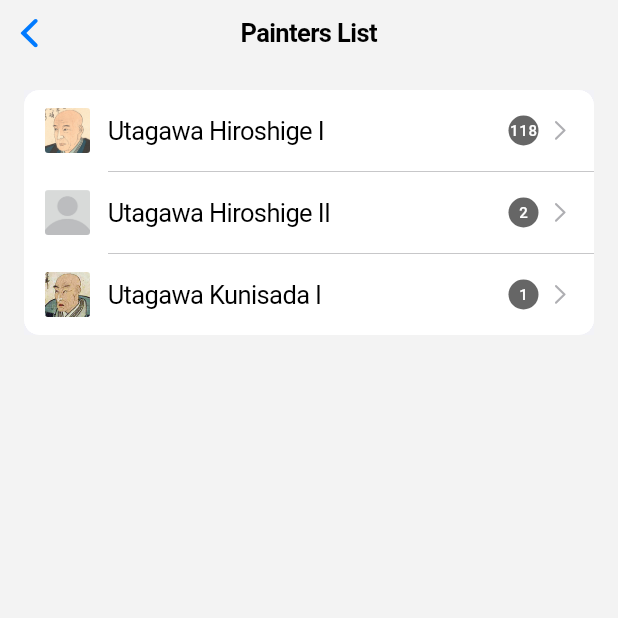
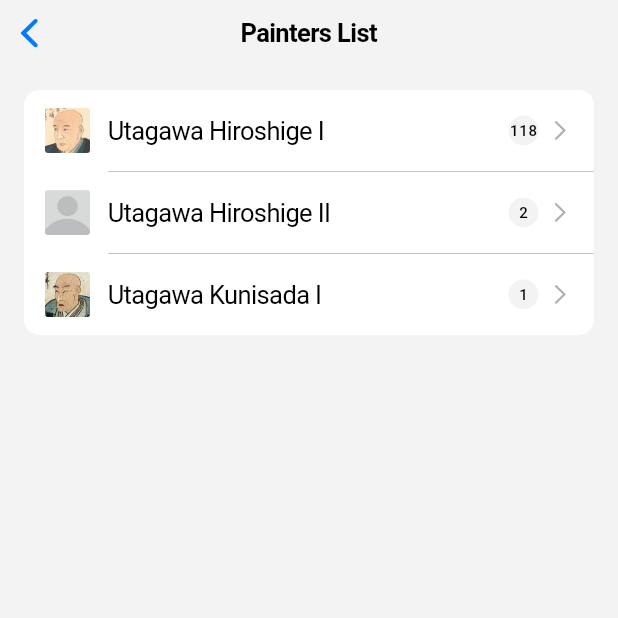
Before and after one commit to rectangle0123/edo_ukiyo_map, a Flutter app: the PaintersPage screen opened directly, on a phone screen of 412 x 824 dp, the top half of it. Run offline on Flutter 3.47's test engine with Material 3 defaults, Android fonts, the phone set to English and light mode, and no system bars; our stand-ins replace carousel_slider, drift, flutter_riverpod, geolocator, google_maps_flutter, modal_bottom_sheet and 3 more; accounts and stored records are empty; generated files the repository leaves out were written again; Roboto replaces fonts that are missing (Noto Serif Japanese).

Commit message:
まとめの修正

```diff
--- a/lib/pages/packages.dart
+++ b/lib/pages/packages.dart
@@ -7,6 +7,7 @@ import 'package:flutter_gen/gen_l10n/app_localizations.dart';
 import 'package:modal_bottom_sheet/modal_bottom_sheet.dart';
 
 import 'package:edo_ukiyo_map/pages/lisenses.dart';
+import 'package:edo_ukiyo_map/widgets/commons.dart';
 
 /// パッケージ情報
 class PackagesPage extends StatefulWidget {
@@ -92,7 +93,7 @@ class _ListItem extends StatelessWidget {
   Widget build(BuildContext context) {
     return CupertinoListTile.notched(
       title: Text(package.key),
-      additionalInfo: Text('${package.value.length}'),
+      additionalInfo: CircleNumber(value: package.value.length),
       trailing: const CupertinoListTileChevron(),
       onTap: () => Navigator.of(context).push(
         MaterialWithModalsPageRoute(
--- a/lib/pages/painters.dart
+++ b/lib/pages/painters.dart
@@ -84,11 +84,6 @@ class _ListItem extends StatelessWidget {
 
 // 作品数
 class _WorksNumber extends ConsumerWidget {
-  // サイズ
-  static const dimension = 20.0;
-  // フォントサイズ
-  static const fontSize = 10.0;
-
   // 絵師
   final Painter painter;
 
@@ -101,8 +96,6 @@ class _WorksNumber extends ConsumerWidget {
 
     return switch (works) {
       AsyncData(:final value) => CircleNumber(
-        dimension: dimension,
-        fontSize: fontSize,
         value: value.length,
       ),
       _ => Container(),
--- a/lib/pages/serieses.dart
+++ b/lib/pages/serieses.dart
@@ -79,11 +79,6 @@ class _ListItem extends StatelessWidget {
 
 // 作品数
 class _WorksNumber extends ConsumerWidget {
-  // サイズ
-  static const dimension = 20.0;
-  // フォントサイズ
-  static const fontSize = 10.0;
-
   // シリーズ
   final Series series;
 
@@ -96,8 +91,6 @@ class _WorksNumber extends ConsumerWidget {
 
     return switch (works) {
       AsyncData(:final value) => CircleNumber(
-        dimension: dimension,
-        fontSize: fontSize,
         value: value.length,
       ),
       _ => Container(),
--- a/lib/widgets/commons.dart
+++ b/lib/widgets/commons.dart
@@ -49,22 +49,28 @@ class CircleButton extends StatelessWidget {
 /// 丸数字
 class CircleNumber extends StatelessWidget {
   /// サイズ
-  final double dimension;
+  static const dimension = 20.0;
+  /// フォントサイズ
+  static const fontSize = 10.0;
+
+  /// 値
+  final int value;
+  /// 色
+  final Color? color;
+  /// 透過
+  final double opacity;
+  /// フォントの色
+  final Color? fontColor;
   /// マージン
   final EdgeInsetsGeometry? margin;
-  /// 値
-  final int value;
-  /// フォントサイズ
-  final double? fontSize;
-  /// 透過
-  final opacity = 0.6;
 
   const CircleNumber({
     super.key,
-    required this.dimension,
+    required this.value,
+    this.color,
+    this.opacity = 1.0,
+    this.fontColor,
     this.margin,
-    required this.value,
-    this.fontSize,
   });
 
   @override
@@ -75,19 +81,16 @@ class CircleNumber extends StatelessWidget {
       margin: margin,
       alignment: Alignment.center,
       decoration: BoxDecoration(
-        color: Colors.black.withOpacity(opacity),
+        color: color != null
+            ? color!.withOpacity(opacity)
+            : Theme.of(context).scaffoldBackgroundColor,
         borderRadius: BorderRadius.circular(dimension),
       ),
-      child: fontSize != null
-        ? Text('$value', style: Theme.of(context).textTheme.labelSmall?.copyWith(
-            color: Colors.white,
-            fontSize: fontSize,
-            fontFamily: '',
-          ))
-        : Text('$value', style: Theme.of(context).textTheme.labelSmall?.copyWith(
-            color: Colors.white,
-            fontFamily: ''),
-          ),
+      child: Text('$value', style: Theme.of(context).textTheme.labelSmall?.copyWith(
+        color: fontColor ?? Theme.of(context).textTheme.bodyMedium?.color,
+        fontSize: fontSize,
+        fontFamily: '',
+      ))
     );
   }
 }
--- a/lib/widgets/menu.dart
+++ b/lib/widgets/menu.dart
@@ -213,8 +213,7 @@ class _MenuButtonPainter extends CustomPainter {
   // 中骨の高さ
   static const honeHeight = 10.0;
   // 中骨の色
-  // static const boneColor = Color(0xffe0c38c);
-  static const boneColor = Color(0xffb98c46);
+  static const boneColor = Color(0xff956f29);
   // 中骨の太さ
   static const boneWidth = 2.4;
   // 中骨の影の太さ
--- a/lib/widgets/tab.dart
+++ b/lib/widgets/tab.dart
@@ -19,12 +19,8 @@ class SeriesTabState extends ConsumerState<SeriesTab> with SingleTickerProviderS
   static const shadowOffset = Offset(0.0, -1.0);
   /// 影のぼかし
   static const shadowBlur = 1.0;
-  /// 丸数字のサイズ
-  static const numberDimension = 20.0;
   /// 丸数字のマージン
   static const numberMargin = 8.0;
-  /// 丸数字のフォントサイズ
-  static const numberFontSize = 10.0;
 
   // タブコントローラー
   late TabController _tabController;
@@ -76,10 +72,8 @@ class SeriesTabState extends ConsumerState<SeriesTab> with SingleTickerProviderS
             children: [
               Text(e.$1.getShortName(context)),
               CircleNumber(
-                dimension: numberDimension,
                 margin: const EdgeInsets.only(left: numberMargin),
                 value: e.$2.length,
-                fontSize: numberFontSize,
               ),
             ],
           ),
```
Also changed, not shown: lib/pages/work.dart (+3 -11 lines), lib/utils/constants.dart (+5 -2 lines), lib/widgets/carousel.dart (+10 -11 lines), lib/widgets/dialog.dart (+6 -5 lines).
